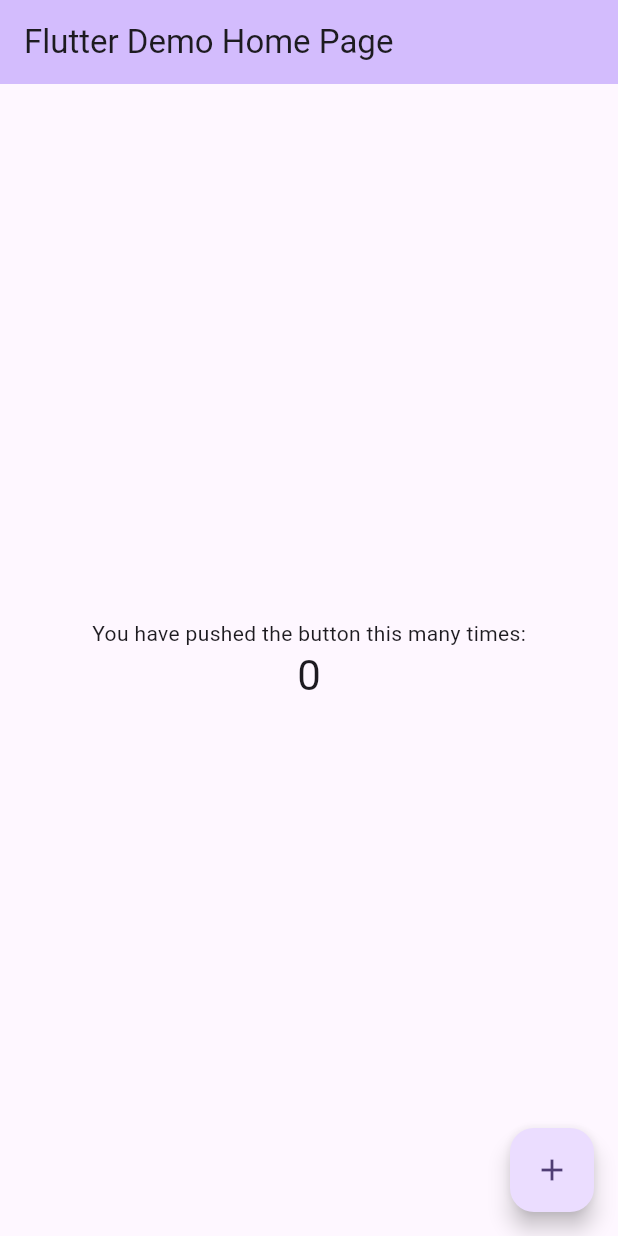
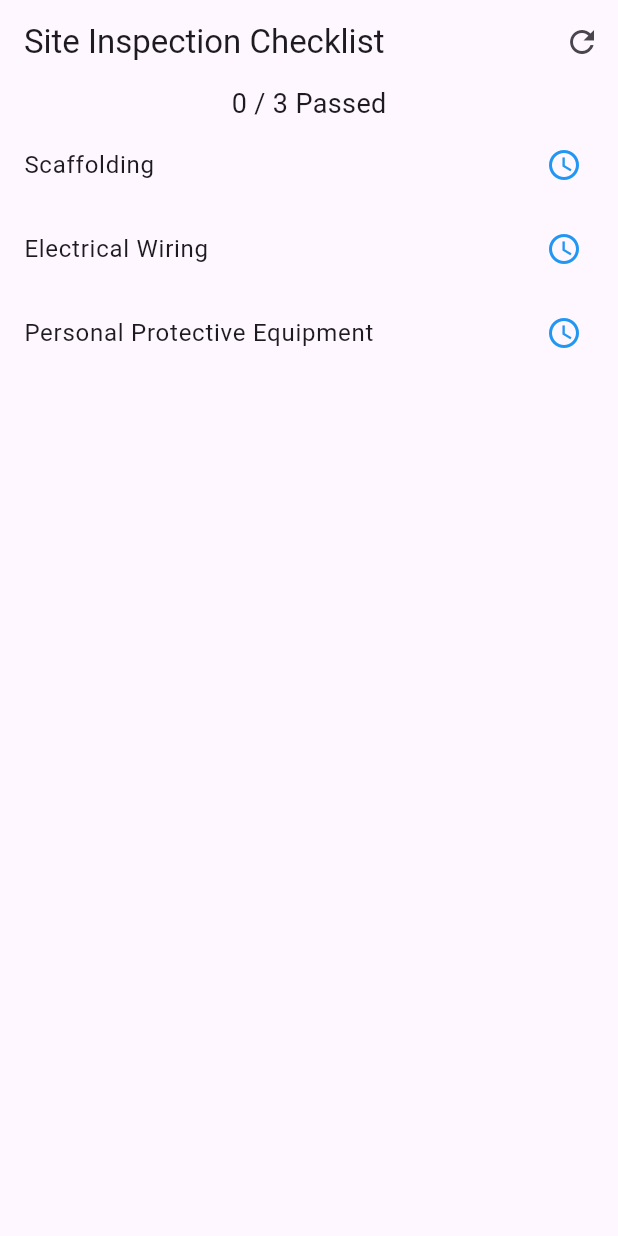
Before and after one commit to ayush278/site_inspection_app, a Flutter app: the screen it shows after launch, on a phone screen of 412 x 824 dp. Run offline on Flutter 3.47's test engine with Material 3 defaults, Android fonts, the phone set to English and light mode, and no system bars.

Commit message:
added check list ui, viewmodel, model

```diff
--- a/lib/main.dart
+++ b/lib/main.dart
@@ -1,122 +1,26 @@
+// main.dart
+
 import 'package:flutter/material.dart';
+import 'package:provider/provider.dart';
+import 'viewmodels/inspection_viewmodel.dart';
+import 'view/home_screen.dart';
 
 void main() {
-  runApp(const MyApp());
+  runApp(MyApp());
 }
 
 class MyApp extends StatelessWidget {
   const MyApp({super.key});
 
-  // This widget is the root of your application.
   @override
   Widget build(BuildContext context) {
-    return MaterialApp(
-      title: 'Flutter Demo',
-      theme: ThemeData(
-        // This is the theme of your application.
-        //
-        // TRY THIS: Try running your application with "flutter run". You'll see
-        // the application has a purple toolbar. Then, without quitting the app,
-        // try changing the seedColor in the colorScheme below to Colors.green
-        // and then invoke "hot reload" (save your changes or press the "hot
-        // reload" button in a Flutter-supported IDE, or press "r" if you used
-        // the command line to start the app).
-        //
-        // Notice that the counter didn't reset back to zero; the application
-        // state is not lost during the reload. To reset the state, use hot
-        // restart instead.
-        //
-        // This works for code too, not just values: Most code changes can be
-        // tested with just a hot reload.
-        colorScheme: ColorScheme.fromSeed(seedColor: Colors.deepPurple),
+    return ChangeNotifierProvider(
+      create: (context) => InspectionViewModel()..loadInspectionItems(),
+      child: MaterialApp(
+        title: 'Site Inspection App',
+        theme: ThemeData(primarySwatch: Colors.blue),
+        home: HomeScreen(),
       ),
-      home: const MyHomePage(title: 'Flutter Demo Home Page'),
     );
   }
 }
-
-class MyHomePage extends StatefulWidget {
-  const MyHomePage({super.key, required this.title});
-
-  // This widget is the home page of your application. It is stateful, meaning
-  // that it has a State object (defined below) that contains fields that affect
-  // how it looks.
-
-  // This class is the configuration for the state. It holds the values (in this
-  // case the title) provided by the parent (in this case the App widget) and
-  // used by the build method of the State. Fields in a Widget subclass are
-  // always marked "final".
-
-  final String title;
-
-  @override
-  State<MyHomePage> createState() => _MyHomePageState();
-}
-
-class _MyHomePageState extends State<MyHomePage> {
-  int _counter = 0;
-
-  void _incrementCounter() {
-    setState(() {
-      // This call to setState tells the Flutter framework that something has
-      // changed in this State, which causes it to rerun the build method below
-      // so that the display can reflect the updated values. If we changed
-      // _counter without calling setState(), then the build method would not be
-      // called again, and so nothing would appear to happen.
-      _counter++;
-    });
-  }
-
-  @override
-  Widget build(BuildContext context) {
-    // This method is rerun every time setState is called, for instance as done
-    // by the _incrementCounter method above.
-    //
-    // The Flutter framework has been optimized to make rerunning build methods
-    // fast, so that you can just rebuild anything that needs updating rather
-    // than having to individually change instances of widgets.
-    return Scaffold(
-      appBar: AppBar(
-        // TRY THIS: Try changing the color here to a specific color (to
-        // Colors.amber, perhaps?) and trigger a hot reload to see the AppBar
-        // change color while the other colors stay the same.
-        backgroundColor: Theme.of(context).colorScheme.inversePrimary,
-        // Here we take the value from the MyHomePage object that was created by
-        // the App.build method, and use it to set our appbar title.
-        title: Text(widget.title),
-      ),
-      body: Center(
-        // Center is a layout widget. It takes a single child and positions it
-        // in the middle of the parent.
-        child: Column(
-          // Column is also a layout widget. It takes a list of children and
-          // arranges them vertically. By default, it sizes itself to fit its
-          // children horizontally, and tries to be as tall as its parent.
-          //
-          // Column has various properties to control how it sizes itself and
-          // how it positions its children. Here we use mainAxisAlignment to
-          // center the children vertically; the main axis here is the vertical
-          // axis because Columns are vertical (the cross axis would be
-          // horizontal).
-          //
-          // TRY THIS: Invoke "debug painting" (choose the "Toggle Debug Paint"
-          // action in the IDE, or press "p" in the console), to see the
-          // wireframe for each widget.
-          mainAxisAlignment: MainAxisAlignment.center,
-          children: <Widget>[
-            const Text('You have pushed the button this many times:'),
-            Text(
-              '$_counter',
-              style: Theme.of(context).textTheme.headlineMedium,
-            ),
-          ],
-        ),
-      ),
-      floatingActionButton: FloatingActionButton(
-        onPressed: _incrementCounter,
-        tooltip: 'Increment',
-        child: const Icon(Icons.add),
-      ), // This trailing comma makes auto-formatting nicer for build methods.
-    );
-  }
-}
--- /dev/null
+++ b/lib/models/inspection_item.dart
@@ -0,0 +1,11 @@
+enum InspectionStatus { pending, passed, failed, notApplicable }
+
+class InspectionItem {
+  final String name;
+  InspectionStatus status;
+
+  InspectionItem({
+    required this.name,
+    this.status = InspectionStatus.pending,
+  });
+}
--- /dev/null
+++ b/lib/services/api_adapter.dart
@@ -0,0 +1,11 @@
+import '../models/inspection_item.dart';
+
+class ApiAdapter {
+  static List<InspectionItem> getInspectionItems() {
+    return [
+      InspectionItem(name: 'Scaffolding'),
+      InspectionItem(name: 'Electrical Wiring'),
+      InspectionItem(name: 'Personal Protective Equipment'),
+    ];
+  }
+}
--- /dev/null
+++ b/lib/view/home_screen.dart
@@ -0,0 +1,58 @@
+import 'package:flutter/material.dart';
+import 'package:provider/provider.dart';
+import '../viewmodels/inspection_viewmodel.dart';
+import '../models/inspection_item.dart';
+
+class HomeScreen extends StatelessWidget {
+  const HomeScreen({super.key});
+
+  @override
+  Widget build(BuildContext context) {
+    final viewModel = Provider.of<InspectionViewModel>(context);
+
+    return Scaffold(
+      appBar: AppBar(
+        title: Text('Site Inspection Checklist'),
+        actions: [
+          IconButton(
+            icon: Icon(Icons.refresh),
+            onPressed: () => viewModel.resetStatuses(),
+          ),
+        ],
+      ),
+      body: Column(
+        children: [
+          Text(viewModel.inspectionSummary, style: TextStyle(fontSize: 18)),
+          Expanded(
+            child: ListView.builder(
+              itemCount: viewModel.inspectionItems.length,
+              itemBuilder: (context, index) {
+                final item = viewModel.inspectionItems[index];
+                return ListTile(
+                  title: Text(item.name),
+                  trailing: _statusIcon(item.status),
+                  onTap: () {
+                    viewModel.cycleStatus(index);
+                  },
+                );
+              },
+            ),
+          ),
+        ],
+      ),
+    );
+  }
+
+  Widget _statusIcon(InspectionStatus status) {
+    switch (status) {
+      case InspectionStatus.passed:
+        return Icon(Icons.check, color: Colors.green);
+      case InspectionStatus.failed:
+        return Icon(Icons.close, color: Colors.red);
+      case InspectionStatus.notApplicable:
+        return Icon(Icons.remove_circle_outline, color: Colors.grey);
+      case InspectionStatus.pending:
+        return Icon(Icons.access_time, color: Colors.blue);
+    }
+  }
+}
--- /dev/null
+++ b/lib/viewmodels/inspection_viewmodel.dart
@@ -0,0 +1,51 @@
+import 'package:flutter/foundation.dart';
+import '../models/inspection_item.dart';
+import '../services/api_adapter.dart';
+
+class InspectionViewModel extends ChangeNotifier {
+  List<InspectionItem> _inspectionItems = [];
+
+  List<InspectionItem> get inspectionItems => _inspectionItems;
+
+  void loadInspectionItems() {
+    _inspectionItems = ApiAdapter.getInspectionItems();
+    notifyListeners();
+  }
+
+  void cycleStatus(int index) {
+    final current = _inspectionItems[index].status;
+    InspectionStatus newStatus;
+
+    switch (current) {
+      case InspectionStatus.pending:
+        newStatus = InspectionStatus.passed;
+        break;
+      case InspectionStatus.passed:
+        newStatus = InspectionStatus.failed;
+        break;
+      case InspectionStatus.failed:
+        newStatus = InspectionStatus.notApplicable;
+        break;
+      case InspectionStatus.notApplicable:
+        newStatus = InspectionStatus.passed;
+        break;
+    }
+
+    _inspectionItems[index].status = newStatus;
+    notifyListeners();
+  }
+
+  void resetStatuses() {
+    for (var item in _inspectionItems) {
+      item.status = InspectionStatus.pending;
+    }
+    notifyListeners();
+  }
+
+  String get inspectionSummary {
+    final passed = _inspectionItems
+        .where((item) => item.status == InspectionStatus.passed)
+        .length;
+    return '$passed / ${_inspectionItems.length} Passed';
+  }
+}
```
Also changed, not shown: pubspec.yaml (+4 -7 lines), 1 other file.
